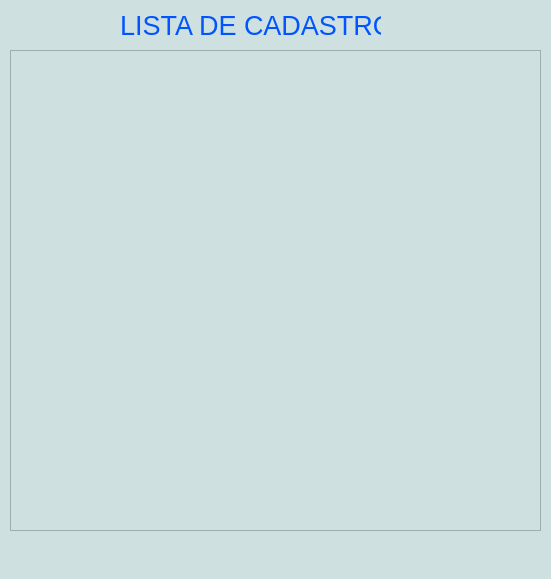
Old version of the form lista_de_cadastro.ui in the repository DanielRogerioRibeiro/Product-Registration-in-Python-MySQL-PART-2.
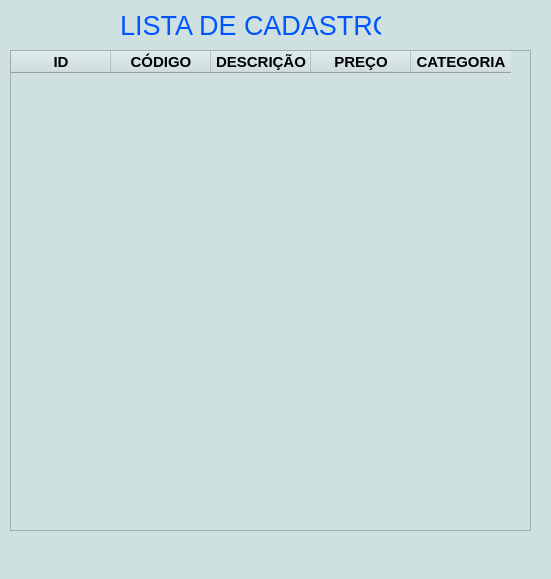
New version of the form. Icons and pictures are not drawn.

Commit message: Inserting column names

Diff of the .ui file:
```diff
--- a/lista_de_cadastro.ui
+++ b/lista_de_cadastro.ui
@@ -47,10 +47,76 @@
      <rect>
       <x>10</x>
       <y>50</y>
-      <width>531</width>
+      <width>521</width>
       <height>481</height>
      </rect>
     </property>
+    <property name="showGrid">
+     <bool>true</bool>
+    </property>
+    <property name="gridStyle">
+     <enum>Qt::NoPen</enum>
+    </property>
+    <column>
+     <property name="text">
+      <string>ID</string>
+     </property>
+     <property name="font">
+      <font>
+       <pointsize>11</pointsize>
+       <weight>75</weight>
+       <bold>true</bold>
+      </font>
+     </property>
+    </column>
+    <column>
+     <property name="text">
+      <string>CÓDIGO</string>
+     </property>
+     <property name="font">
+      <font>
+       <pointsize>11</pointsize>
+       <weight>75</weight>
+       <bold>true</bold>
+      </font>
+     </property>
+    </column>
+    <column>
+     <property name="text">
+      <string>DESCRIÇÃO</string>
+     </property>
+     <property name="font">
+      <font>
+       <pointsize>11</pointsize>
+       <weight>75</weight>
+       <bold>true</bold>
+      </font>
+     </property>
+    </column>
+    <column>
+     <property name="text">
+      <string>PREÇO</string>
+     </property>
+     <property name="font">
+      <font>
+       <pointsize>11</pointsize>
+       <weight>75</weight>
+       <bold>true</bold>
+      </font>
+     </property>
+    </column>
+    <column>
+     <property name="text">
+      <string>CATEGORIA</string>
+     </property>
+     <property name="font">
+      <font>
+       <pointsize>11</pointsize>
+       <weight>75</weight>
+       <bold>true</bold>
+      </font>
+     </property>
+    </column>
    </widget>
   </widget>
   <widget class="QMenuBar" name="menubar">
```
